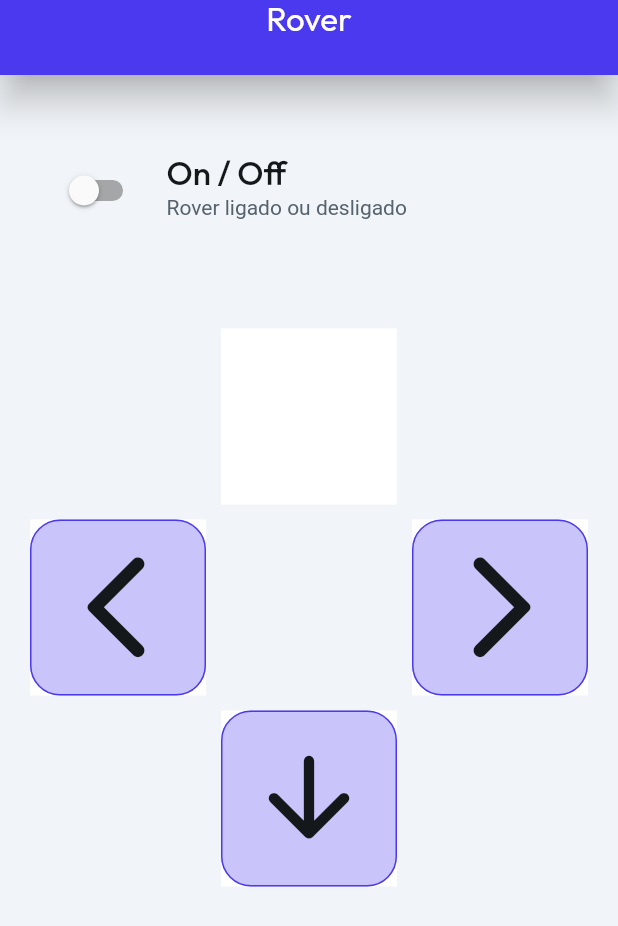
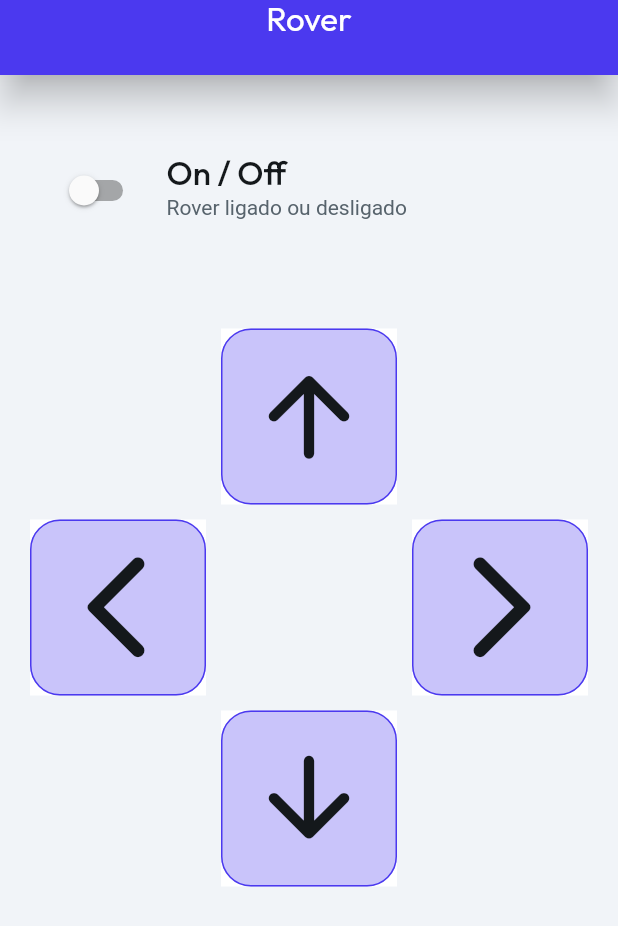
Before and after one commit to ArthurLanna36/rover, a Flutter app: the screen it shows after launch, on a phone screen of 412 x 824 dp. Shown: the top 926 px of the screen. Run offline on Flutter 3.47's test engine with Material 2 defaults, Android fonts, the light colour scheme and no system bars; our stand-ins replace auto_size_text, font_awesome_flutter, from_css_color, go_router, google_fonts, page_transition and 2 more; missing offline and left inert: json_path; Roboto replaces fonts that are missing (Readex Pro).

Commit message:
Test: creating the top button again

```diff
--- a/lib/pages/home_page/home_page_widget.dart
+++ b/lib/pages/home_page/home_page_widget.dart
@@ -129,6 +129,21 @@ class _HomePageWidgetState extends State<HomePageWidget> {
                             color: FlutterFlowTheme.of(context)
                                 .secondaryBackground,
                           ),
+                          child: FlutterFlowIconButton(
+                            borderColor: FlutterFlowTheme.of(context).primary,
+                            borderRadius: 20.0,
+                            borderWidth: 1.0,
+                            buttonSize: 40.0,
+                            fillColor: FlutterFlowTheme.of(context).accent1,
+                            icon: Icon(
+                              Icons.arrow_upward_rounded,
+                              color: FlutterFlowTheme.of(context).primaryText,
+                              size: 85.0,
+                            ),
+                            onPressed: () {
+                              print('IconButton pressed ...');
+                            },
+                          ),
                         ),
                         Opacity(
                           opacity: 0.0,
```
